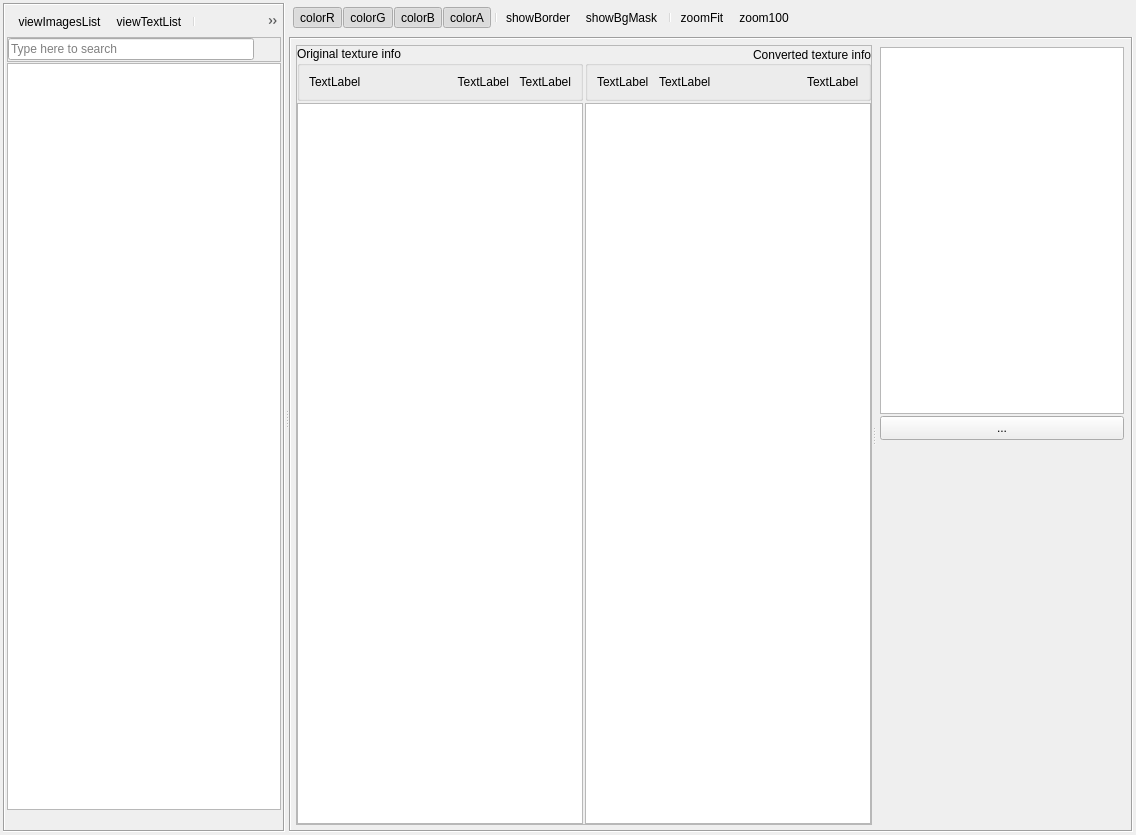
Above: Tools/ResourceEditor/DataQt/texturebrowser.ui from xaoctech/dava.engine before the change. Below: the same form after it.
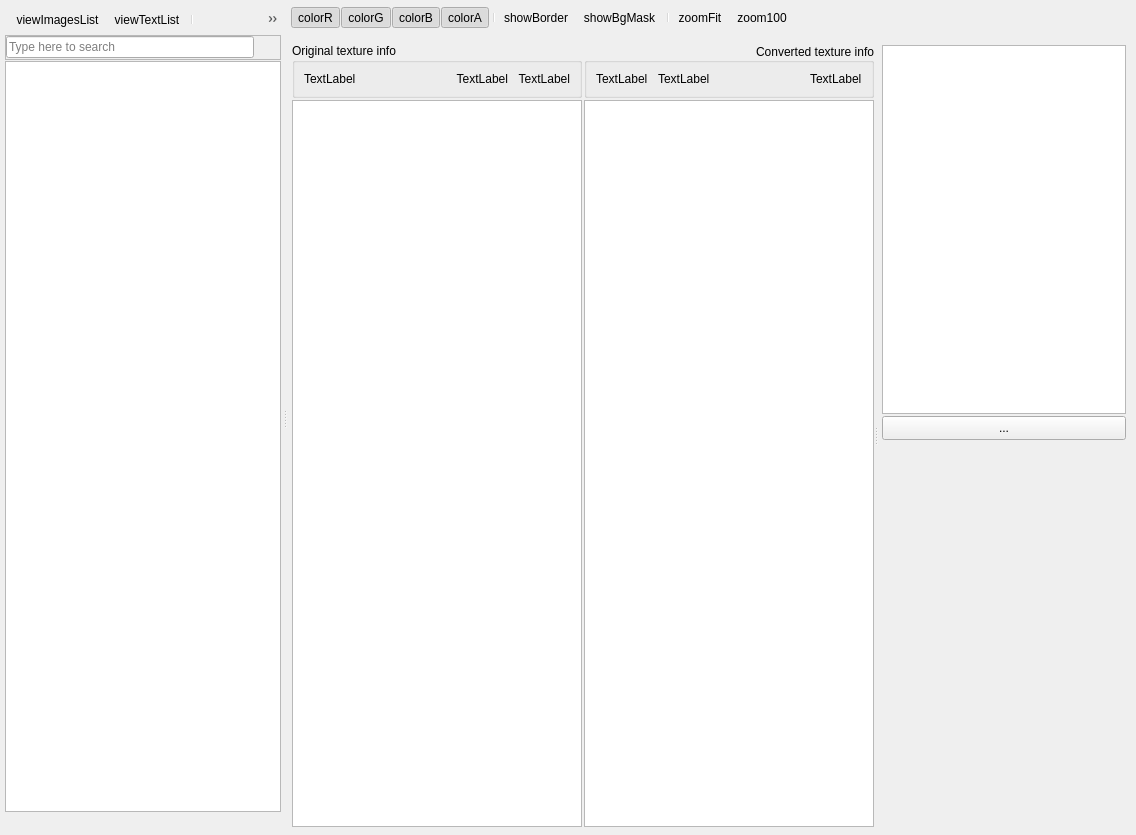
That is the form after the change. Icons and pictures are not drawn. Custom widgets are drawn as their Qt base class.

Patch:
```diff
--- a/Tools/ResourceEditor/DataQt/texturebrowser.ui
+++ b/Tools/ResourceEditor/DataQt/texturebrowser.ui
@@ -67,10 +67,10 @@
        </sizepolicy>
       </property>
       <property name="frameShape">
-       <enum>QFrame::Box</enum>
+       <enum>QFrame::NoFrame</enum>
       </property>
       <property name="frameShadow">
-       <enum>QFrame::Sunken</enum>
+       <enum>QFrame::Plain</enum>
       </property>
       <layout class="QVBoxLayout" name="verticalLayout">
        <property name="spacing">
@@ -287,7 +287,7 @@
           </sizepolicy>
          </property>
          <property name="frameShape">
-          <enum>QFrame::Box</enum>
+          <enum>QFrame::NoFrame</enum>
          </property>
          <property name="frameShadow">
           <enum>QFrame::Sunken</enum>
@@ -337,7 +337,7 @@
               </sizepolicy>
              </property>
              <property name="frameShape">
-              <enum>QFrame::StyledPanel</enum>
+              <enum>QFrame::NoFrame</enum>
              </property>
              <property name="frameShadow">
               <enum>QFrame::Raised</enum>
```
Left out of the diff: 2 changed lines with no effect on the pictures.
